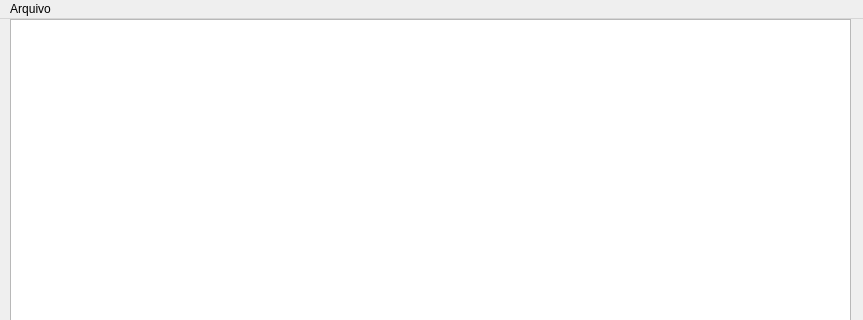
The window that mainwindow.ui (victortdc/compilador) describes before a commit, drawn with Qt 5; both pictures show x 0 to 863 and y 0 to 320 of the 863 by 597 pixel window.
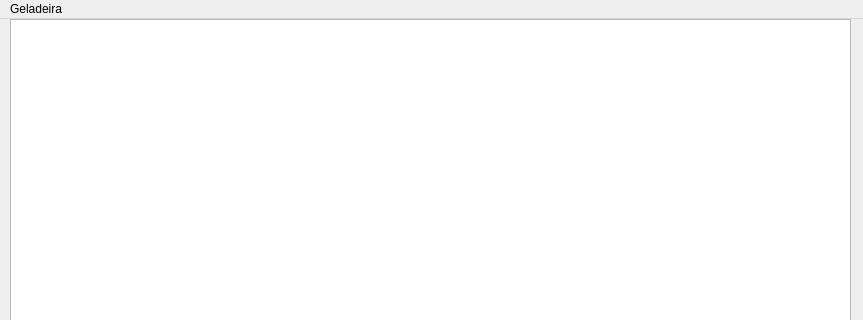
The same window after the commit. Icons and pictures are not drawn.

What changed in the file:
```diff
--- a/mainwindow.ui
+++ b/mainwindow.ui
@@ -85,7 +85,7 @@
    </property>
    <widget class="QMenu" name="menuArquivo">
     <property name="title">
-     <string>Arquivo</string>
+     <string>Geladeira</string>
     </property>
     <addaction name="actionAbrir"/>
     <addaction name="actionSalvar"/>
```
